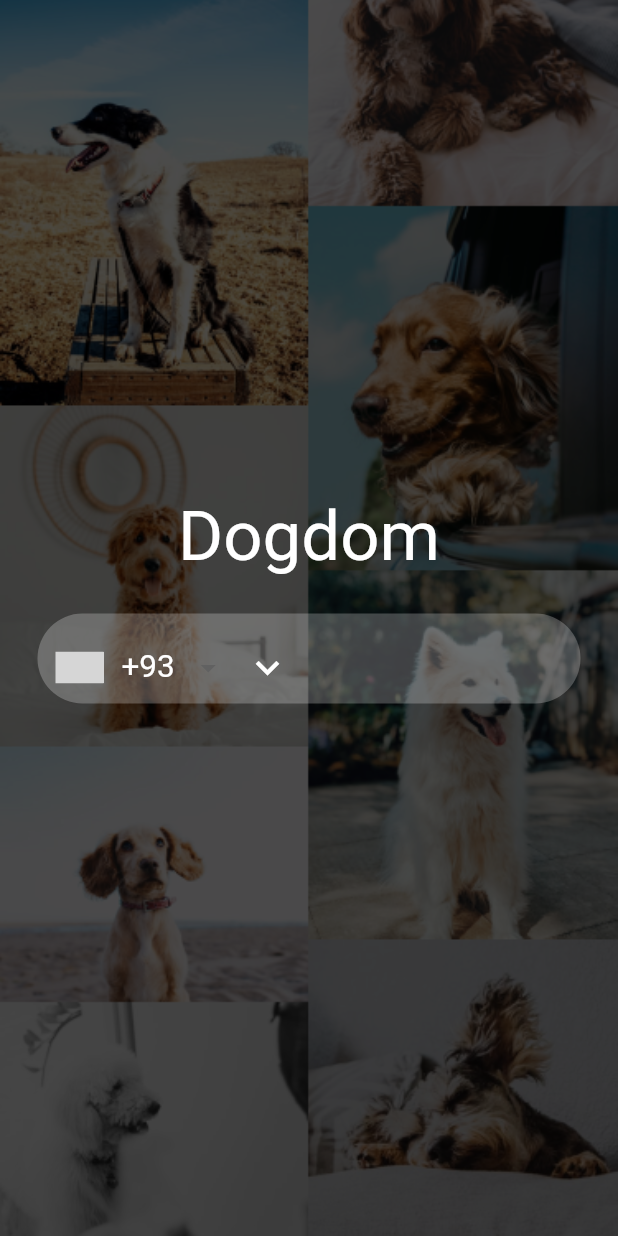
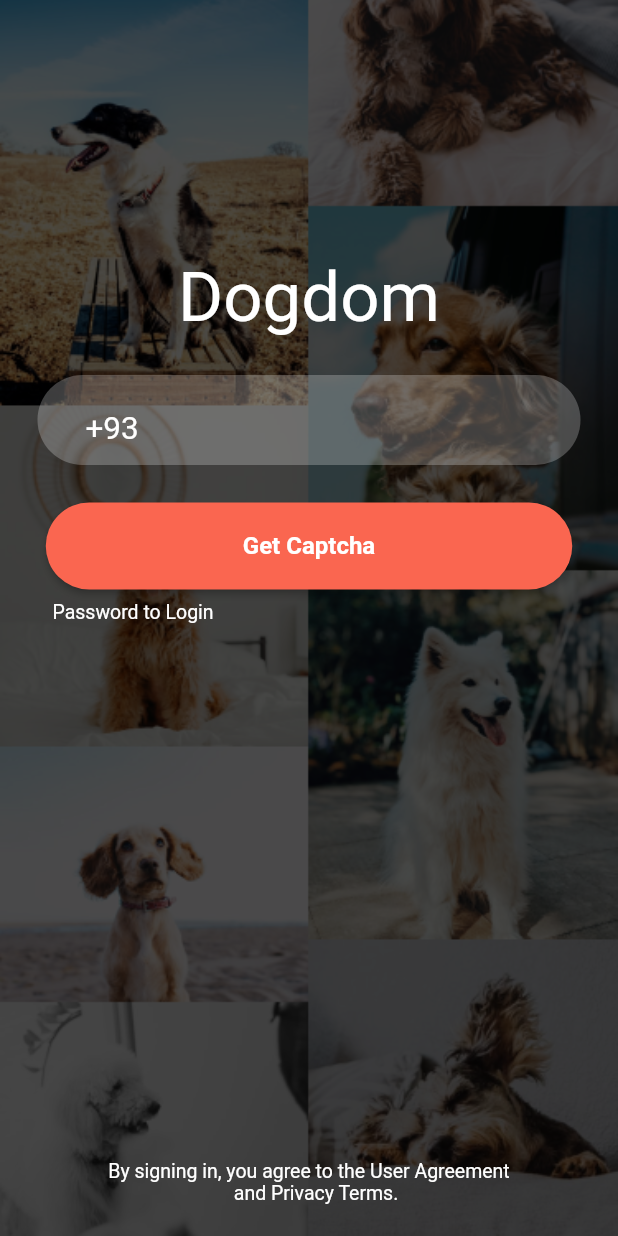
Before and after one commit to Alireza-Seif/Dogdom, a Flutter app: the screen it shows after launch, on a phone screen of 412 x 824 dp. Run offline on Flutter 3.47's test engine with Material 2 defaults, Android fonts, the phone set to English and light mode, and no system bars; drawn by our look-alikes of intl_phone_number_input; grey boxes are pictures that could not be loaded.

Commit message:
feat: compleat login screen

```diff
--- a/lib/screens/login_screen.dart
+++ b/lib/screens/login_screen.dart
@@ -23,6 +23,7 @@ class Login extends StatelessWidget {
           Column(
             mainAxisAlignment: MainAxisAlignment.center,
             children: [
+              const SizedBox(height: 150),
               const Text(
                 AppString.appName,
                 style: TextStyle(color: Colors.white, fontSize: 46),
@@ -41,24 +42,79 @@ class Login extends StatelessWidget {
                 ),
                 child: InternationalPhoneNumberInput(
                   keyboardType: TextInputType.phone,
+                  cursorColor: Colors.white,
+                  textStyle:
+                      const TextStyle(color: Colors.white, fontSize: 21.0),
                   inputDecoration: const InputDecoration(
                     border: InputBorder.none,
-                      icon: Icon(Icons.keyboard_arrow_down,
-                          color: Colors.white,size: 31,),
+                    // icon: Icon(
+                    //   Icons.expand_more_outlined,
+                    //   color: Colors.white,
+                    // ),
                   ),
-                    onInputChanged: (PhoneNumber number) {},
+                  onInputChanged: (PhoneNumber number) {
+                    print(number.phoneNumber);
+                  },
+                  selectorConfig: const SelectorConfig(
+                    selectorType: PhoneInputSelectorType.BOTTOM_SHEET,
+                    showFlags: false,
+                  ),
                   selectorTextStyle: const TextStyle(
                     color: Colors.white,
                     fontSize: 21.0,
                   ),
                 ),
               ),
+              ElevatedButton(
+                onPressed: () {},
+                style: ElevatedButton.styleFrom(
+                  backgroundColor: const Color(0xFFFA6650),
+                  shape: RoundedRectangleBorder(
+                    borderRadius: BorderRadius.circular(65),
+                  ),
+                ),
+                child: Container(
+                  height: 58,
+                  width: 319,
+                  padding:
+                      const EdgeInsets.symmetric(vertical: 18, horizontal: 10),
+                  alignment: Alignment.center,
+                  child: const Text(
+                    'Get Captcha',
+                    style: TextStyle(fontSize: 16, fontWeight: FontWeight.bold),
+                  ),
+                ),
+              ),
+              const Row(
+                children: [
+                  SizedBox(
+                    width: 35,
+                    height: 30,
+                  ),
+                  Text(
+                    'Password to Login',
+                    style: TextStyle(fontSize: 13, color: Colors.white),
+                  )
+                ],
+              ),
+              const SizedBox(
+                height: 150,
+              ),
+              Container(
+                padding: const EdgeInsets.fromLTRB(0, 200, 0, 0),
+                child: const Text(
+                  '''By signing in, you agree to the User Agreement
+                          and Privacy Terms.''',
+                  style: TextStyle(
+                    color: Colors.white,
+                    fontSize: 13,
+                  ),
+                ),
+              ),
             ],
           )
-        ]
-        ,
-      )
-      ,
+        ],
+      ),
     );
   }
 }
```
Lines whose indentation alone changed are shown as unchanged.
